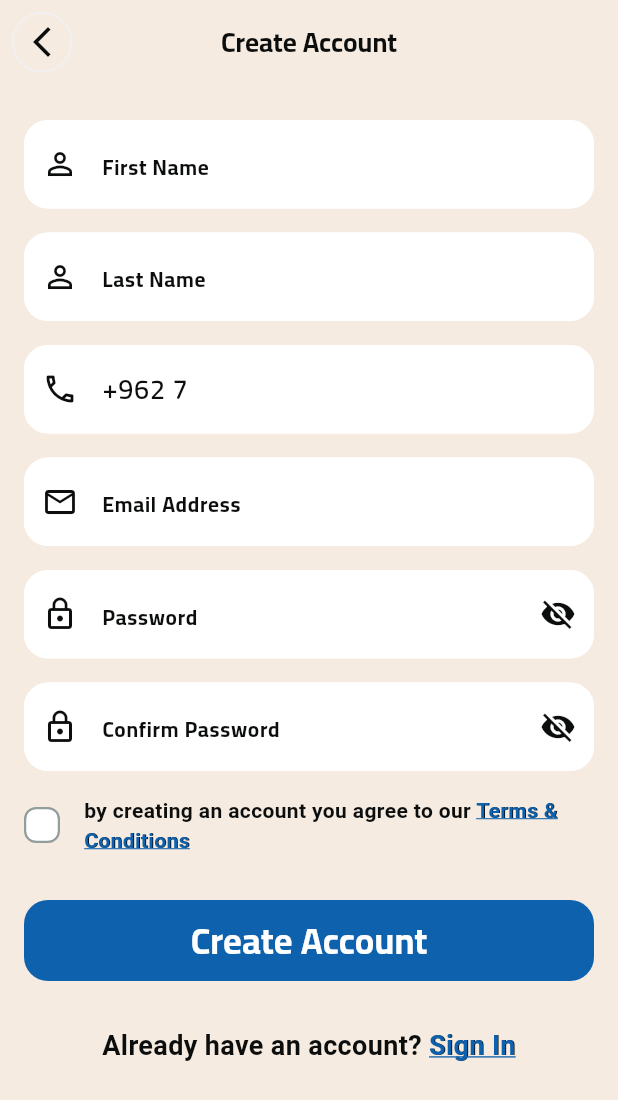
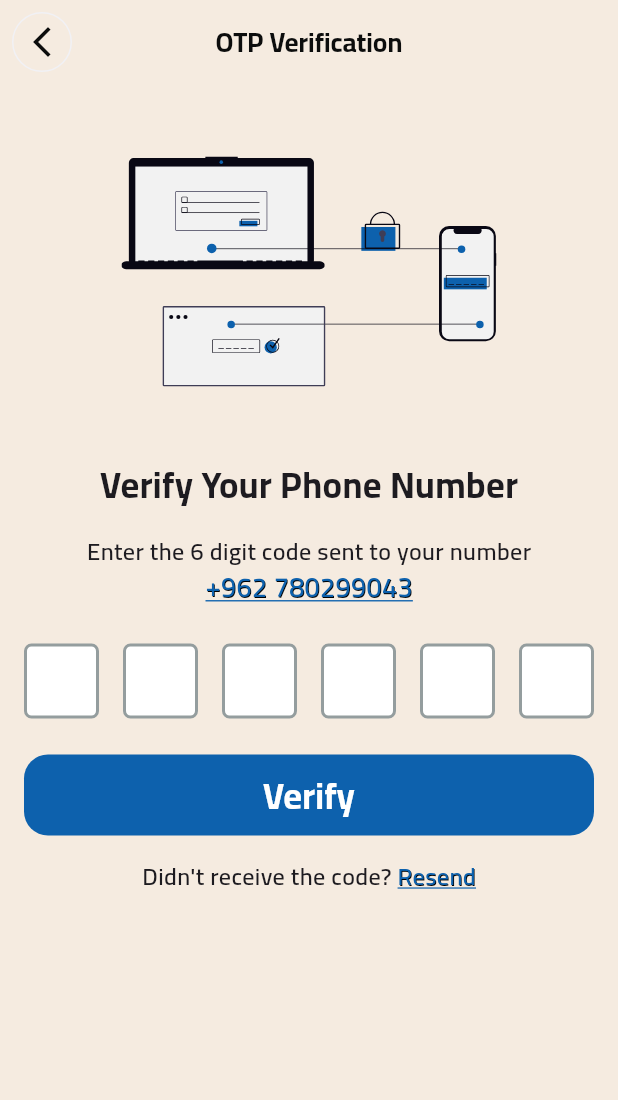
Before and after one commit to Abdullah-Balasmeh/thameen, a Flutter app: the SignupView screen opened by its route, after a tap on "Create Account", on a phone screen of 412 x 824 dp. Shown: the top 1100 px of the screen. Run offline on Flutter 3.47's test engine with Material 3 defaults, Android fonts, the phone set to English and light mode, and no system bars; drawn by our look-alikes of pin_code_fields; our stand-ins replace dots_indicator, flutter_svg, get_it, shared_preferences; accounts and stored records are empty.

Commit message:
OtpVerificationView done without logic

```diff
--- a/lib/core/routes/on_generate_route.dart
+++ b/lib/core/routes/on_generate_route.dart
@@ -1,4 +1,5 @@
 import 'package:flutter/material.dart';
+import 'package:thameen/features/auth/presentation/views/otp_verification_view.dart';
 import 'package:thameen/features/auth/presentation/views/signin_view.dart';
 import 'package:thameen/features/auth/presentation/views/signup_view.dart';
 import 'package:thameen/features/onBoarding/presentation/views/on_boarding_view.dart';
@@ -14,6 +15,10 @@ Route<dynamic> onGenerateRoute(RouteSettings settings) {
       return MaterialPageRoute(builder: (context) => const SigninView());
     case SignupView.routeName:
       return MaterialPageRoute(builder: (context) => const SignupView());
+    case OtpVerificationView.routeName:
+      return MaterialPageRoute(
+        builder: (context) => const OtpVerificationView(),
+      );
 
     default:
       return MaterialPageRoute(builder: (context) => const SplashView());
--- a/lib/core/theme/app_text_style.dart
+++ b/lib/core/theme/app_text_style.dart
@@ -30,6 +30,10 @@ abstract class AppTextStyle {
     fontWeight: FontWeight.w600,
     fontSize: 14,
   );
+  static const TextStyle semiBold16 = TextStyle(
+    fontWeight: FontWeight.w600,
+    fontSize: 16,
+  );
   static const TextStyle semiBold18 = TextStyle(
     fontWeight: FontWeight.w600,
     fontSize: 18,
--- a/lib/core/utils/assets.dart
+++ b/lib/core/utils/assets.dart
@@ -61,4 +61,8 @@ class Assets {
   /// Assets for imagesOnboring4
   /// assets/images/onboring4.svg
   static const String imagesOnboring4 = "assets/images/onboring4.svg";
+
+  /// Assets for imagesOtpVerification
+  /// assets/images/otp_verification.svg
+  static const String imagesOtpVerification = "assets/images/otp_verification.svg";
 }
--- /dev/null
+++ b/lib/features/auth/presentation/views/otp_verification_view.dart
@@ -0,0 +1,25 @@
+import 'package:flutter/material.dart';
+import 'package:thameen/features/auth/presentation/views/signup_view.dart';
+import 'package:thameen/features/auth/presentation/widgets/auth_app_bar.dart';
+import 'package:thameen/features/auth/presentation/widgets/otp_verification_view_body.dart';
+
+class OtpVerificationView extends StatelessWidget {
+  const OtpVerificationView({super.key});
+  static const String routeName = 'otp_verification_view';
+  @override
+  Widget build(BuildContext context) {
+    return Scaffold(
+      appBar: buildAppBar(
+        context,
+        true,
+        title: 'OTP Verification',
+        onPressed: () {
+          Navigator.pushReplacementNamed(context, SignupView.routeName);
+        },
+      ),
+      body: const SafeArea(
+        child: OtpVerificationViewBody(),
+      ),
+    );
+  }
+}
--- a/lib/features/auth/presentation/views/signin_view.dart
+++ b/lib/features/auth/presentation/views/signin_view.dart
@@ -9,7 +9,7 @@ class SigninView extends StatelessWidget {
   @override
   Widget build(BuildContext context) {
     return Scaffold(
-      appBar: buildAppBar(context, title: 'Sign In'),
+      appBar: buildAppBar(context, false, title: 'Sign In'),
       body: const SafeArea(
         child: SigninViewBodyBlocConsumer(),
       ),
--- a/lib/features/auth/presentation/views/signup_view.dart
+++ b/lib/features/auth/presentation/views/signup_view.dart
@@ -9,7 +9,14 @@ class SignupView extends StatelessWidget {
   @override
   Widget build(BuildContext context) {
     return Scaffold(
-      appBar: buildAppBar(context, title: 'Create Account'),
+      appBar: buildAppBar(
+        context,
+        true,
+        title: 'Create Account',
+        onPressed: () {
+          Navigator.pop(context);
+        },
+      ),
       body: const SafeArea(
         child: SignupViewBodyBlocConsumer(),
       ),
--- a/lib/features/auth/presentation/widgets/auth_app_bar.dart
+++ b/lib/features/auth/presentation/widgets/auth_app_bar.dart
@@ -2,11 +2,17 @@ import 'package:flutter/material.dart';
 import 'package:thameen/core/theme/app_colors.dart';
 import 'package:thameen/core/theme/app_text_style.dart';
 
-AppBar buildAppBar(BuildContext context, {required String title}) {
+AppBar buildAppBar(
+  BuildContext context,
+  bool showButton, {
+  required String title,
+  VoidCallback? onPressed,
+}) {
   return AppBar(
     elevation: 0,
     backgroundColor: Colors.transparent,
-    leading: IconButton(
+    leading: showButton
+        ? IconButton(
             style: TextButton.styleFrom(
               elevation: 10,
               foregroundColor: AppColors.black,
@@ -17,11 +23,10 @@ AppBar buildAppBar(BuildContext context, {required String title}) {
                 ),
               ),
             ),
-      onPressed: () {
-        Navigator.pop(context);
-      },
+            onPressed: onPressed,
             icon: const Icon(Icons.arrow_back_ios_new),
-    ),
+          )
+        : null,
     title: Text(
       title,
       style: AppTextStyle.bold18.copyWith(color: AppColors.black),
--- /dev/null
+++ b/lib/features/auth/presentation/widgets/otp_verification_view_body.dart
@@ -0,0 +1,116 @@
+import 'package:flutter/material.dart';
+import 'package:flutter_svg/flutter_svg.dart';
+import 'package:pin_code_fields/pin_code_fields.dart';
+import 'package:thameen/core/constants/constant.dart';
+import 'package:thameen/core/theme/app_colors.dart';
+import 'package:thameen/core/theme/app_text_style.dart';
+import 'package:thameen/core/utils/assets.dart';
+import 'package:thameen/shared/widgets/custom_button.dart';
+
+class OtpVerificationViewBody extends StatelessWidget {
+  const OtpVerificationViewBody({super.key});
+
+  @override
+  Widget build(BuildContext context) {
+    return Padding(
+      padding: const EdgeInsets.symmetric(horizontal: kHorizontalPadding),
+      child: Column(
+        children: [
+          SizedBox(
+            height: 250,
+            width: 250,
+            child: SvgPicture.asset(
+              Assets.imagesOtpVerification,
+              fit: BoxFit.contain,
+            ),
+          ),
+          const Text('Verify Your Phone Number', style: AppTextStyle.bold24),
+          const SizedBox(height: 16),
+          const Text(
+            'Enter the 6 digit code sent to your number',
+            style: AppTextStyle.semiBold16,
+          ),
+
+          Text(
+            '+962 780299043',
+            style: AppTextStyle.semiBold18.copyWith(
+              color: AppColors.primary,
+              decoration: TextDecoration.underline,
+              decorationColor: AppColors.primary,
+              shadows: [
+                const Shadow(
+                  color: Colors.black,
+                  offset: Offset(0.5, .5),
+                ),
+              ],
+            ),
+          ),
+          const SizedBox(height: 24),
+          PinCodeTextField(
+            appContext: context,
+            length: 6,
+            obscureText: false,
+            animationType: AnimationType.fade,
+            pinTheme: PinTheme(
+              shape: PinCodeFieldShape.box,
+              borderRadius: BorderRadius.circular(5),
+              fieldHeight: 50,
+              fieldWidth: 50,
+              activeColor: AppColors.primary,
+              inactiveColor: AppColors.gray,
+              activeFillColor: Colors.white,
+              selectedFillColor: Colors.white,
+              inactiveFillColor: Colors.white,
+            ),
+            animationDuration: const Duration(milliseconds: 300),
+            backgroundColor: Colors.transparent,
+            enableActiveFill: true,
+            // errorAnimationController: errorController,
+            // controller: textEditingController,
+            onCompleted: (v) {
+              print('Completed');
+            },
+            onChanged: (value) {
+              // print(value);
+              // setState(() {
+              //   currentText = value;
+              // });
+            },
+            beforeTextPaste: (text) {
+              print('Allowing to paste $text');
+              //if you return true then it will show the paste confirmation dialog. Otherwise if false, then nothing will happen.
+              //but you can show anything you want here, like your pop up saying wrong paste format or etc
+              return true;
+            },
+          ),
+          const SizedBox(height: 8),
+          CustomButton(text: 'Verify', onPressed: () {}),
+          const SizedBox(height: 16),
+          Row(
+            mainAxisAlignment: MainAxisAlignment.center,
+            children: [
+              const Text(
+                'Didn\'t receive the code? ',
+                style: AppTextStyle.semiBold16,
+              ),
+              Text(
+                'Resend',
+                style: AppTextStyle.semiBold16.copyWith(
+                  color: AppColors.primary,
+                  decoration: TextDecoration.underline,
+                  decorationColor: AppColors.primary,
+                  shadows: [
+                    const Shadow(
+                      color: Colors.black,
+                      offset: Offset(0.5, .5),
+                    ),
+                  ],
+                ),
+              ),
+            ],
+          ),
+        ],
+      ),
+    );
+  }
+}
--- a/lib/features/auth/presentation/widgets/signup_view_body.dart
+++ b/lib/features/auth/presentation/widgets/signup_view_body.dart
@@ -1,6 +1,7 @@
 import 'package:flutter/material.dart';
 import 'package:flutter/services.dart';
 import 'package:thameen/core/constants/constant.dart';
+import 'package:thameen/features/auth/presentation/views/otp_verification_view.dart';
 import 'package:thameen/features/auth/presentation/widgets/auth_phone_text_form_field.dart';
 import 'package:thameen/features/auth/presentation/widgets/auth_text_form_field.dart';
 import 'package:thameen/features/auth/presentation/widgets/have_an_account_widget.dart';
@@ -308,6 +309,11 @@ class _SignupViewBodyState extends State<SignupViewBody> {
                     _phoneController.text,
                   ); // 8 digits
                   final e164 = '+9627$local8'; // E.164 without spaces if needed
+
+                  Navigator.pushReplacementNamed(
+                    context,
+                    OtpVerificationView.routeName,
+                  );
                 },
               ),
               const SizedBox(height: 30),
--- a/pubspec.yaml
+++ b/pubspec.yaml
@@ -37,6 +37,7 @@ dependencies:
   flutter_svg: ^2.2.2
   get_it: ^9.0.5
   intl: ^0.20.2
+  pin_code_fields: ^8.0.1
   shared_preferences: ^2.5.3
 
 dev_dependencies:
```
Also changed, not shown: assets/images/otp_verification.svg (added), pubspec.lock. Lines whose indentation alone changed are shown as unchanged.
